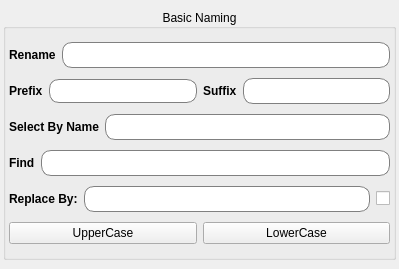
Old version of the form src/developer/main/nametools/widget/ui/basicnameUI.ui in the repository code-google-com/mayatools.
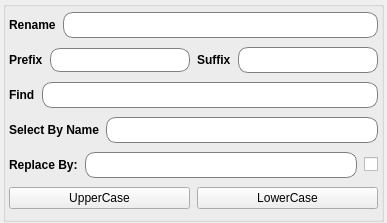
New version of the form.

The edit to the form file:
```diff
--- a/src/developer/main/nametools/widget/ui/basicnameUI.ui
+++ b/src/developer/main/nametools/widget/ui/basicnameUI.ui
@@ -6,8 +6,8 @@
    <rect>
     <x>0</x>
     <y>0</y>
-    <width>399</width>
-    <height>269</height>
+    <width>387</width>
+    <height>223</height>
    </rect>
   </property>
   <property name="windowTitle">
@@ -18,22 +18,28 @@
     <property name="leftMargin">
      <number>3</number>
     </property>
+    <property name="topMargin">
+     <number>1</number>
+    </property>
     <property name="rightMargin">
      <number>3</number>
     </property>
+    <property name="bottomMargin">
+     <number>1</number>
+    </property>
     <item>
      <widget class="QGroupBox" name="groupBox">
       <property name="title">
-       <string>Basic Naming</string>
+       <string/>
       </property>
       <property name="alignment">
        <set>Qt::AlignCenter</set>
       </property>
       <layout class="QVBoxLayout" name="verticalLayout">
-       <property name="leftMargin">
-        <number>3</number>
+       <property name="spacing">
+        <number>7</number>
        </property>
-       <property name="rightMargin">
+       <property name="margin">
         <number>3</number>
        </property>
        <item>
@@ -130,36 +136,6 @@
          </item>
         </layout>
        </item>
-       <item>
-        <layout class="QHBoxLayout" name="horizontalLayout_10">
-         <item>
-          <widget class="QLabel" name="label_6">
-           <property name="font">
-            <font>
-             <weight>75</weight>
-             <bold>true</bold>
-            </font>
-           </property>
-           <property name="text">
-            <string>Select By Name</string>
-           </property>
-          </widget>
-         </item>
-         <item>
-          <widget class="QLineEdit" name="edtSelectByName">
-           <property name="styleSheet">
-            <string notr="true">QLineEdit {
-padding: 4px;
-border-style: solid;
-border: 1px solid gray;
-border-radius: 10px;
-font:  bold 11px
-}</string>
-           </property>
-          </widget>
-         </item>
-        </layout>
-       </item>
        <item>
         <layout class="QHBoxLayout" name="horizontalLayout_3">
          <item>
@@ -190,6 +166,36 @@
          </item>
         </layout>
        </item>
+       <item>
+        <layout class="QHBoxLayout" name="horizontalLayout_10">
+         <item>
+          <widget class="QLabel" name="label_6">
+           <property name="font">
+            <font>
+             <weight>75</weight>
+             <bold>true</bold>
+            </font>
+           </property>
+           <property name="text">
+            <string>Select By Name</string>
+           </property>
+          </widget>
+         </item>
+         <item>
+          <widget class="QLineEdit" name="edtSelectByName">
+           <property name="styleSheet">
+            <string notr="true">QLineEdit {
+padding: 4px;
+border-style: solid;
+border: 1px solid gray;
+border-radius: 10px;
+font:  bold 11px
+}</string>
+           </property>
+          </widget>
+         </item>
+        </layout>
+       </item>
        <item>
         <layout class="QHBoxLayout" name="horizontalLayout">
          <item>
```
